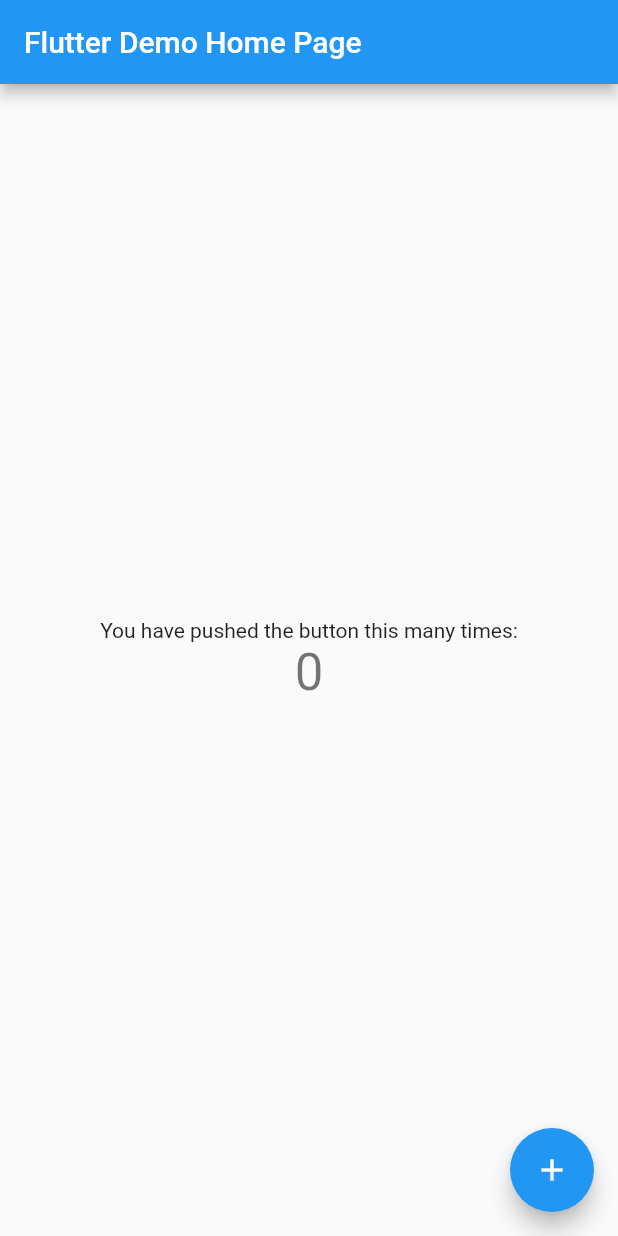
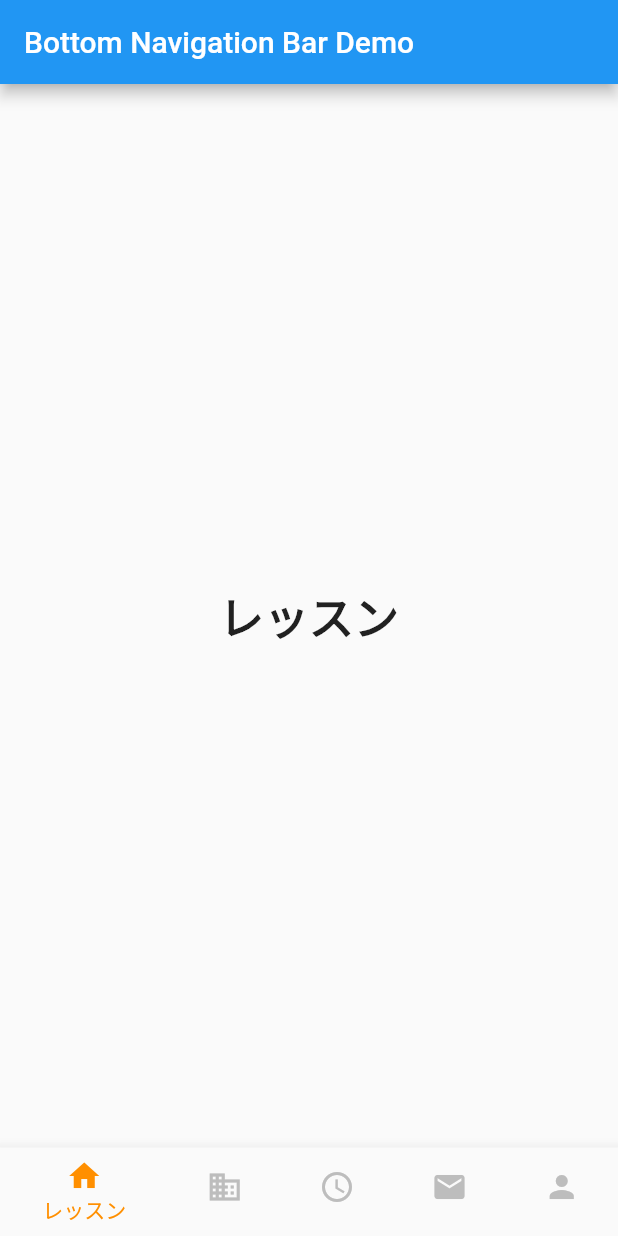
Before and after one commit to world-rize/wr-app, a Flutter app: the screen it shows after launch, on a phone screen of 412 x 824 dp. Run offline on Flutter 3.47's test engine with Material 2 defaults, Android fonts, the phone set to English and light mode, and no system bars.

Commit message:
[Add] bottom navigation bar demo

```diff
--- a/lib/main.dart
+++ b/lib/main.dart
@@ -1,111 +1,6 @@
 import 'package:flutter/material.dart';
+import 'package:wr_app/ui/app.dart';
 
-void main() => runApp(MyApp());
-
-class MyApp extends StatelessWidget {
-  // This widget is the root of your application.
-  @override
-  Widget build(BuildContext context) {
-    return MaterialApp(
-      title: 'Flutter Demo',
-      theme: ThemeData(
-        // This is the theme of your application.
-        //
-        // Try running your application with "flutter run". You'll see the
-        // application has a blue toolbar. Then, without quitting the app, try
-        // changing the primarySwatch below to Colors.green and then invoke
-        // "hot reload" (press "r" in the console where you ran "flutter run",
-        // or simply save your changes to "hot reload" in a Flutter IDE).
-        // Notice that the counter didn't reset back to zero; the application
-        // is not restarted.
-        primarySwatch: Colors.blue,
-      ),
-      home: MyHomePage(title: 'Flutter Demo Home Page'),
-    );
-  }
+void main() {
+  runApp(MyApp());
 }
-
-class MyHomePage extends StatefulWidget {
-  MyHomePage({Key key, this.title}) : super(key: key);
-
-  // This widget is the home page of your application. It is stateful, meaning
-  // that it has a State object (defined below) that contains fields that affect
-  // how it looks.
-
-  // This class is the configuration for the state. It holds the values (in this
-  // case the title) provided by the parent (in this case the App widget) and
-  // used by the build method of the State. Fields in a Widget subclass are
-  // always marked "final".
-
-  final String title;
-
-  @override
-  _MyHomePageState createState() => _MyHomePageState();
-}
-
-class _MyHomePageState extends State<MyHomePage> {
-  int _counter = 0;
-
-  void _incrementCounter() {
-    setState(() {
-      // This call to setState tells the Flutter framework that something has
-      // changed in this State, which causes it to rerun the build method below
-      // so that the display can reflect the updated values. If we changed
-      // _counter without calling setState(), then the build method would not be
-      // called again, and so nothing would appear to happen.
-      _counter++;
-    });
-  }
-
-  @override
-  Widget build(BuildContext context) {
-    // This method is rerun every time setState is called, for instance as done
-    // by the _incrementCounter method above.
-    //
-    // The Flutter framework has been optimized to make rerunning build methods
-    // fast, so that you can just rebuild anything that needs updating rather
-    // than having to individually change instances of widgets.
-    return Scaffold(
-      appBar: AppBar(
-        // Here we take the value from the MyHomePage object that was created by
-        // the App.build method, and use it to set our appbar title.
-        title: Text(widget.title),
-      ),
-      body: Center(
-        // Center is a layout widget. It takes a single child and positions it
-        // in the middle of the parent.
-        child: Column(
-          // Column is also a layout widget. It takes a list of children and
-          // arranges them vertically. By default, it sizes itself to fit its
-          // children horizontally, and tries to be as tall as its parent.
-          //
-          // Invoke "debug painting" (press "p" in the console, choose the
-          // "Toggle Debug Paint" action from the Flutter Inspector in Android
-          // Studio, or the "Toggle Debug Paint" command in Visual Studio Code)
-          // to see the wireframe for each widget.
-          //
-          // Column has various properties to control how it sizes itself and
-          // how it positions its children. Here we use mainAxisAlignment to
-          // center the children vertically; the main axis here is the vertical
-          // axis because Columns are vertical (the cross axis would be
-          // horizontal).
-          mainAxisAlignment: MainAxisAlignment.center,
-          children: <Widget>[
-            Text(
-              'You have pushed the button this many times:',
-            ),
-            Text(
-              '$_counter',
-              style: Theme.of(context).textTheme.display1,
-            ),
-          ],
-        ),
-      ),
-      floatingActionButton: FloatingActionButton(
-        onPressed: _incrementCounter,
-        tooltip: 'Increment',
-        child: Icon(Icons.add),
-      ), // This trailing comma makes auto-formatting nicer for build methods.
-    );
-  }
-}
--- /dev/null
+++ b/lib/ui/app.dart
@@ -0,0 +1,97 @@
+import 'package:flutter/material.dart';
+
+class MyApp extends StatelessWidget {
+  @override
+  Widget build(BuildContext context) {
+    return MaterialApp(
+      title: 'WR App',
+//      theme: ThemeData(
+//        primarySwatch: Colors.blue,
+//      ),
+      home: PageContainer(),
+    );
+  }
+}
+
+// root widget
+class PageContainer extends StatefulWidget {
+  PageContainer({ Key key }) : super(key: key);
+
+  @override
+  _PageContainerState createState() => _PageContainerState();
+}
+
+class _PageContainerState extends State<PageContainer> {
+  // selected view's index
+  int _selectedIndex = 0;
+  static const TextStyle optionStyle = TextStyle(fontSize: 30, fontWeight: FontWeight.bold);
+  // page views
+  static const List<Widget> _widgetOptions = <Widget>[
+    Text(
+      'レッスン',
+      style: optionStyle,
+    ),
+    Text(
+      'コラム',
+      style: optionStyle,
+    ),
+    Text(
+      '旅行',
+      style: optionStyle,
+    ),
+    Text(
+      '留学先紹介',
+      style: optionStyle,
+    ),
+    Text(
+      'マイページ',
+      style: optionStyle,
+    ),
+  ];
+
+  void _onItemTapped(int index) {
+    setState(() {
+      _selectedIndex = index;
+    });
+  }
+
+  @override
+  Widget build(BuildContext context) {
+    return Scaffold(
+      appBar: AppBar(
+        title: Text('Bottom Navigation Bar Demo'),
+      ),
+      body: Center(
+          child: _widgetOptions.elementAt(_selectedIndex),
+      ),
+      bottomNavigationBar: BottomNavigationBar(
+          items: const <BottomNavigationBarItem>[
+            BottomNavigationBarItem(
+              icon: Icon(Icons.home),
+              title: Text('レッスン'),
+            ),
+            BottomNavigationBarItem(
+              icon: Icon(Icons.business),
+              title: Text('コラム'),
+            ),
+            BottomNavigationBarItem(
+              icon: Icon(Icons.schedule),
+              title: Text('旅行'),
+            ),
+            BottomNavigationBarItem(
+              icon: Icon(Icons.email),
+              title: Text('留学先紹介'),
+            ),
+            BottomNavigationBarItem(
+              icon: Icon(Icons.person),
+              title: Text('マイページ'),
+            ),
+          ],
+        currentIndex: _selectedIndex,
+        selectedItemColor: Colors.amber[800],
+        unselectedItemColor: Colors.grey[400],
+        onTap: _onItemTapped,
+      ),
+    );
+  }
+}
```
Also changed, not shown: 1 other file.
